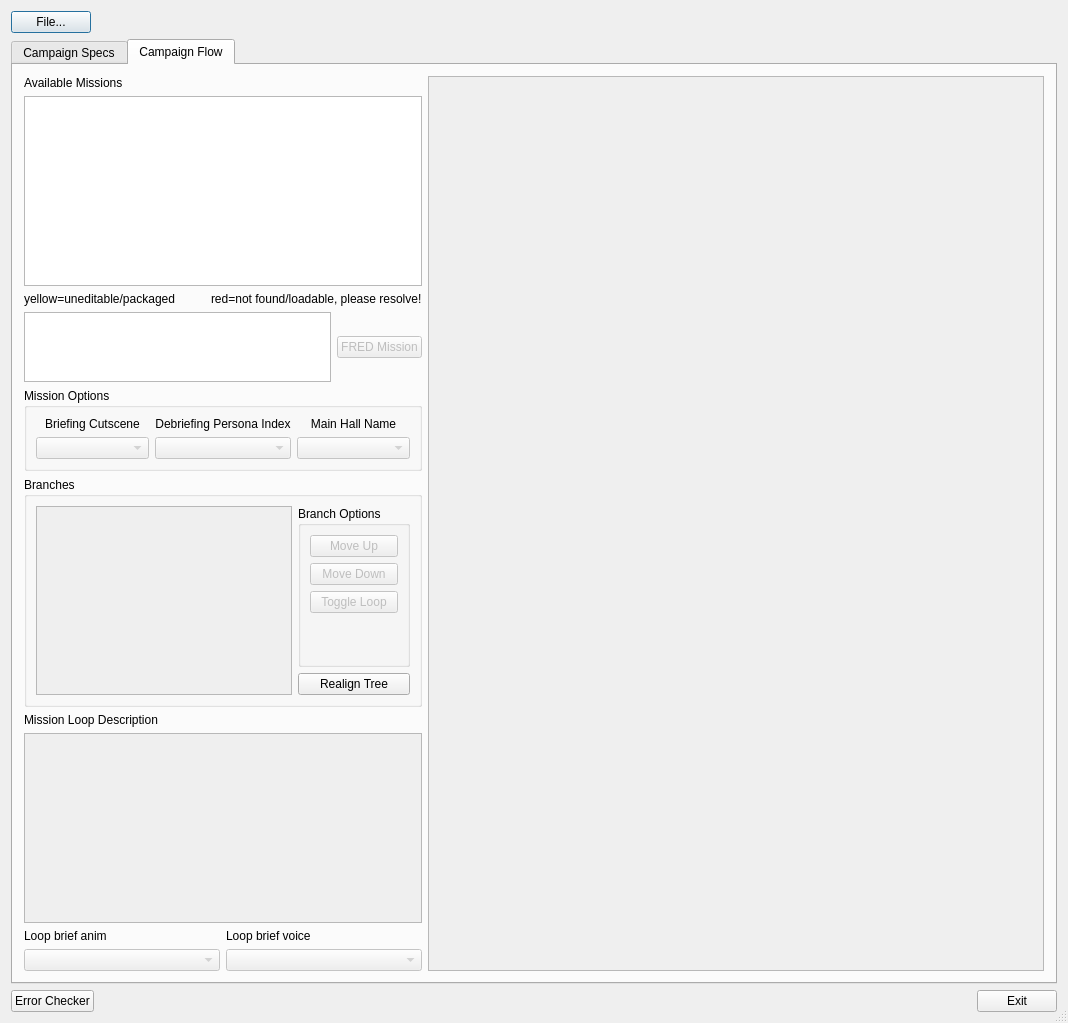
Before: the Qt Designer form qtfred/ui/CampaignEditorDialog.ui in scp-fs2open/fs2open.github.com, drawn with Qt 5.
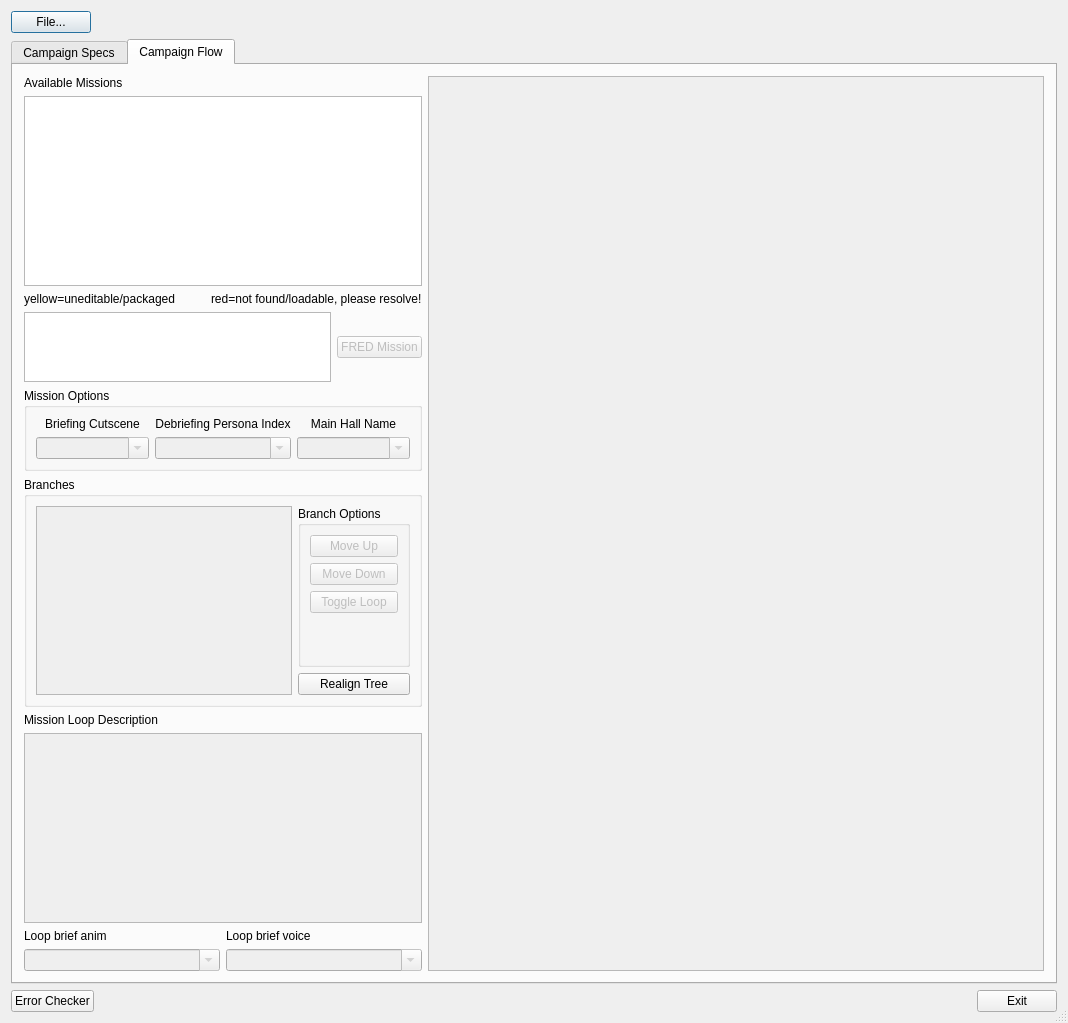
After: the same form once the commit is applied. The open tabs and pages were chosen to show the change. Custom widgets are drawn as their Qt base class.

Diff of the .ui file:
```diff
--- a/qtfred/ui/CampaignEditorDialog.ui
+++ b/qtfred/ui/CampaignEditorDialog.ui
@@ -297,6 +297,9 @@
               <property name="enabled">
                <bool>false</bool>
               </property>
+              <property name="editable">
+               <bool>true</bool>
+              </property>
              </widget>
             </item>
             <item row="1" column="2">
@@ -304,6 +307,9 @@
               <property name="enabled">
                <bool>false</bool>
               </property>
+              <property name="editable">
+               <bool>true</bool>
+              </property>
              </widget>
             </item>
             <item row="1" column="0">
@@ -311,6 +317,9 @@
               <property name="enabled">
                <bool>false</bool>
               </property>
+              <property name="editable">
+               <bool>true</bool>
+              </property>
              </widget>
             </item>
            </layout>
@@ -432,6 +441,9 @@
              <property name="enabled">
               <bool>false</bool>
              </property>
+             <property name="editable">
+              <bool>true</bool>
+             </property>
             </widget>
            </item>
            <item row="0" column="1">
@@ -446,6 +458,9 @@
              <property name="enabled">
               <bool>false</bool>
              </property>
+             <property name="editable">
+              <bool>true</bool>
+             </property>
             </widget>
            </item>
           </layout>
```
